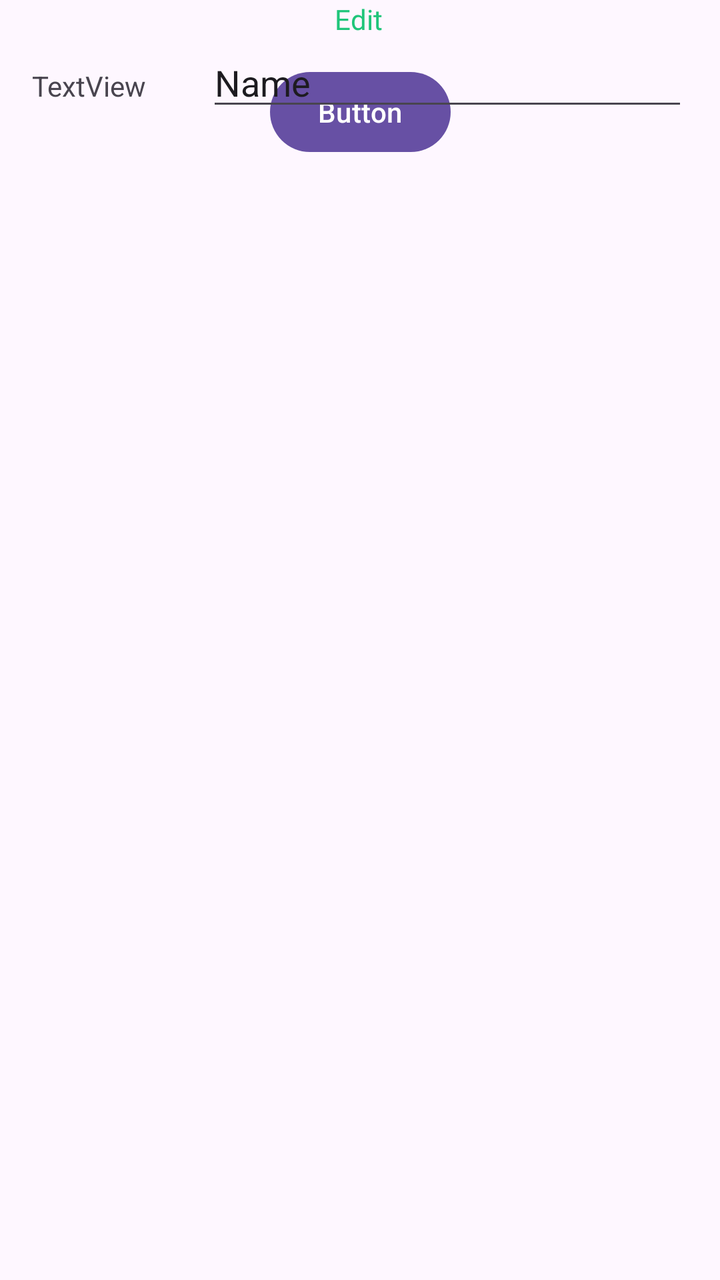
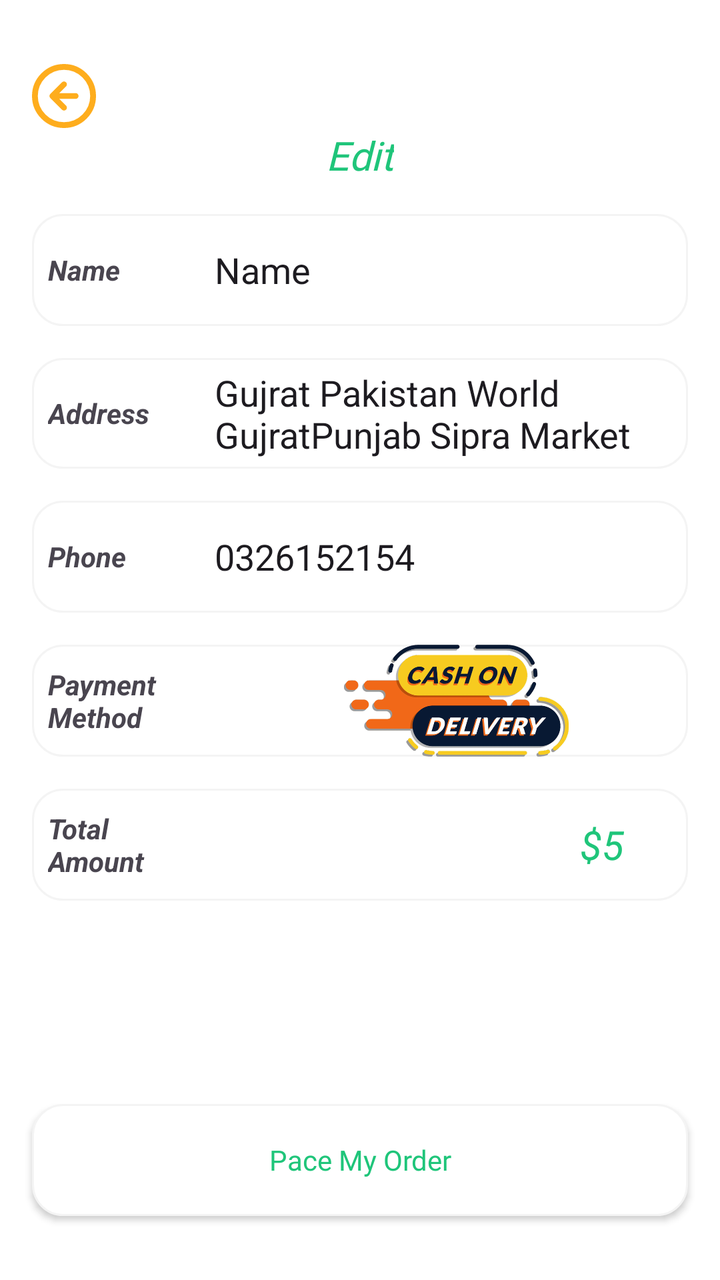

The first picture is an Android layout as it rendered before a commit; the second is the same layout after the commit. The layout source and the unified diff follow.
<!-- AndroidManifest.xml: application theme Theme.FoodOrderingApp -->
<!-- res/layout/activity_pay_out.xml -->
<?xml version="1.0" encoding="utf-8"?>
<androidx.constraintlayout.widget.ConstraintLayout xmlns:android="http://schemas.android.com/apk/res/android"
    xmlns:app="http://schemas.android.com/apk/res-auto"
    xmlns:tools="http://schemas.android.com/tools"
    android:id="@+id/main"
    android:layout_width="match_parent"
    android:layout_height="match_parent"
    tools:context=".PayOutActivity">

    <Button
        android:id="@+id/button8"
        android:layout_width="wrap_content"
        android:layout_height="wrap_content"
        android:layout_marginTop="32dp"
        android:text="Button"
        app:layout_constraintEnd_toEndOf="parent"
        app:layout_constraintStart_toStartOf="parent"
        app:layout_constraintTop_toTopOf="parent" />

    <TextView
        android:id="@+id/textView29"
        android:layout_width="wrap_content"
        android:layout_height="wrap_content"
        android:fontFamily="@font/merriweathersans_regular"
        android:text="Edit"
        android:textColor="@color/textColor"
        app:layout_constraintEnd_toEndOf="parent"
        app:layout_constraintHorizontal_bias="0.498"
        app:layout_constraintStart_toStartOf="parent"
        tools:layout_editor_absoluteY="107dp" />

    <LinearLayout
        android:layout_width="match_parent"
        android:layout_height="wrap_content"
        android:layout_marginStart="16dp"
        android:layout_marginEnd="16dp"
        android:orientation="horizontal"
        app:layout_constraintEnd_toEndOf="parent"
        app:layout_constraintStart_toStartOf="parent"
        app:layout_constraintTop_toBottomOf="@+id/textView29">

        <TextView
            android:id="@+id/textView30"
            android:layout_width="wrap_content"
            android:layout_height="wrap_content"
            android:layout_weight="1"
            android:text="TextView" />

        <EditText
            android:id="@+id/editTextText2"
            android:layout_width="wrap_content"
            android:layout_height="wrap_content"
            android:layout_weight="1"
            android:ems="10"
            android:inputType="text"
            android:text="Name" />
    </LinearLayout>
</androidx.constraintlayout.widget.ConstraintLayout>
<!-- resources referenced by this layout -->
<resources>
  <color name="textColor">#1FC57A</color>
  <style name="Theme.FoodOrderingApp" parent="Base.Theme.FoodOrderingApp" />
  <style name="Base.Theme.FoodOrderingApp" parent="Theme.Material3.DayNight.NoActionBar">
          
          
      </style>
</resources>

<!-- the commit's change to res/layout/activity_pay_out.xml (unified diff, before → after) -->
@@ -1,58 +1,216 @@
 <?xml version="1.0" encoding="utf-8"?>
-<androidx.constraintlayout.widget.ConstraintLayout xmlns:android="http://schemas.android.com/apk/res/android"
+<FrameLayout xmlns:android="http://schemas.android.com/apk/res/android"
     xmlns:app="http://schemas.android.com/apk/res-auto"
     xmlns:tools="http://schemas.android.com/tools"
     android:id="@+id/main"
     android:layout_width="match_parent"
+    android:orientation="vertical"
+    android:background="@color/white"
     android:layout_height="match_parent"
     tools:context=".PayOutActivity">
-
-    <Button
-        android:id="@+id/button8"
-        android:layout_width="wrap_content"
-        android:layout_height="wrap_content"
-        android:layout_marginTop="32dp"
-        android:text="Button"
-        app:layout_constraintEnd_toEndOf="parent"
-        app:layout_constraintStart_toStartOf="parent"
-        app:layout_constraintTop_toTopOf="parent" />
-
-    <TextView
-        android:id="@+id/textView29"
-        android:layout_width="wrap_content"
-        android:layout_height="wrap_content"
-        android:fontFamily="@font/merriweathersans_regular"
-        android:text="Edit"
-        android:textColor="@color/textColor"
-        app:layout_constraintEnd_toEndOf="parent"
-        app:layout_constraintHorizontal_bias="0.498"
-        app:layout_constraintStart_toStartOf="parent"
-        tools:layout_editor_absoluteY="107dp" />
-
     <LinearLayout
         android:layout_width="match_parent"
-        android:layout_height="wrap_content"
-        android:layout_marginStart="16dp"
-        android:layout_marginEnd="16dp"
-        android:orientation="horizontal"
-        app:layout_constraintEnd_toEndOf="parent"
-        app:layout_constraintStart_toStartOf="parent"
-        app:layout_constraintTop_toBottomOf="@+id/textView29">
+        android:layout_height="match_parent"
+        android:orientation="vertical">
+
+        <ImageButton
+            android:id="@+id/button8"
+            android:layout_width="32dp"
+            android:layout_height="32dp"
+            android:layout_marginStart="16dp"
+            android:layout_marginTop="32dp"
+            android:background="@android:color/transparent"
+            android:scaleType="centerCrop"
+            android:src="@drawable/arrow_left"
+            android:text="Button"
+            app:layout_constraintEnd_toEndOf="parent"
+            app:layout_constraintStart_toStartOf="parent"
+            app:layout_constraintTop_toTopOf="parent" />
 
         <TextView
-            android:id="@+id/textView30"
+            android:id="@+id/textView29"
             android:layout_width="wrap_content"
             android:layout_height="wrap_content"
-            android:layout_weight="1"
-            android:text="TextView" />
-
-        <EditText
-            android:id="@+id/editTextText2"
-            android:layout_width="wrap_content"
+            android:layout_gravity="center"
+            android:fontFamily="@font/merriweathersans_regular"
+            android:text="Edit"
+            android:textColor="@color/textColor"
+            android:textSize="20dp"
+            android:textStyle="italic"
+            app:layout_constraintEnd_toEndOf="parent"
+            app:layout_constraintHorizontal_bias="0.498"
+            app:layout_constraintStart_toStartOf="parent"
+            tools:layout_editor_absoluteY="107dp" />
+
+        <LinearLayout
+            android:id="@+id/linearLayout"
+            android:layout_width="match_parent"
+            android:layout_height="56dp"
+            android:layout_marginStart="16dp"
+            android:layout_marginEnd="16dp"
+            android:background="@drawable/profileedittextshape"
+            android:gravity="center_vertical"
+            android:layout_marginTop="16dp"
+            android:orientation="horizontal"
+            app:layout_constraintEnd_toEndOf="parent"
+            app:layout_constraintStart_toStartOf="parent"
+            app:layout_constraintTop_toBottomOf="@+id/textView29">
+
+            <TextView
+                android:layout_width="65dp"
+                android:layout_height="wrap_content"
+                android:layout_weight="1"
+                android:paddingLeft="8dp"
+                android:text="Name"
+                android:textStyle="bold|italic" />
+
+            <EditText
+                android:layout_width="wrap_content"
+                android:layout_height="wrap_content"
+                android:layout_weight="1"
+                android:background="@android:color/transparent"
+                android:ems="10"
+                android:inputType="text"
+                android:text="Name" />
+        </LinearLayout>
+        <LinearLayout
+            android:layout_width="match_parent"
             android:layout_height="wrap_content"
-            android:layout_weight="1"
-            android:ems="10"
-            android:inputType="text"
-            android:text="Name" />
+            android:layout_marginStart="16dp"
+            android:layout_marginEnd="16dp"
+            android:background="@drawable/profileedittextshape"
+            android:layout_marginTop="16dp"
+            android:gravity="center_vertical"
+            android:orientation="horizontal"
+            app:layout_constraintEnd_toEndOf="parent"
+            app:layout_constraintStart_toStartOf="parent"
+            app:layout_constraintTop_toBottomOf="@+id/textView29">
+
+            <TextView
+                android:layout_width="65dp"
+                android:layout_height="wrap_content"
+                android:layout_weight="1"
+                android:paddingLeft="8dp"
+                android:text="Address"
+                android:textStyle="bold|italic" />
+
+            <EditText
+                android:layout_width="wrap_content"
+                android:layout_height="wrap_content"
+                android:layout_weight="1"
+                android:background="@android:color/transparent"
+                android:ems="10"
+                android:layout_marginTop="5dp"
+                android:layout_marginBottom="5dp"
+                android:inputType="textMultiLine"
+                android:text="Gujrat Pakistan World GujratPunjab Sipra Market" />
+        </LinearLayout>
+        <LinearLayout
+            android:layout_width="match_parent"
+            android:layout_height="56dp"
+            android:layout_marginStart="16dp"
+            android:layout_marginEnd="16dp"
+            android:background="@drawable/profileedittextshape"
+            android:gravity="center_vertical"
+            android:layout_marginTop="16dp"
+            android:orientation="horizontal"
+            app:layout_constraintEnd_toEndOf="parent"
+            app:layout_constraintStart_toStartOf="parent"
+            app:layout_constraintTop_toBottomOf="@+id/textView29">
+
+            <TextView
+                android:layout_width="65dp"
+                android:layout_height="wrap_content"
+                android:layout_weight="1"
+                android:paddingLeft="8dp"
+                android:text="Phone"
+                android:textStyle="bold|italic" />
+
+            <EditText
+                android:layout_width="wrap_content"
+                android:layout_height="wrap_content"
+                android:layout_weight="1"
+                android:background="@android:color/transparent"
+                android:ems="10"
+                android:inputType="text"
+                android:text="0326152154" />
+        </LinearLayout>
+        <LinearLayout
+            android:layout_width="match_parent"
+            android:layout_height="56dp"
+            android:layout_marginStart="16dp"
+            android:layout_marginEnd="16dp"
+            android:background="@drawable/profileedittextshape"
+            android:gravity="center_vertical"
+            android:orientation="horizontal"
+            android:layout_marginTop="16dp"
+            app:layout_constraintEnd_toEndOf="parent"
+            app:layout_constraintStart_toStartOf="parent"
+            app:layout_constraintTop_toBottomOf="@+id/textView29">
+
+            <TextView
+                android:layout_width="65dp"
+                android:layout_height="wrap_content"
+                android:layout_weight="1"
+                android:paddingLeft="8dp"
+                android:text="Payment Method"
+                android:textStyle="bold|italic" />
+
+            <ImageView
+                android:id="@+id/imageView7"
+                android:layout_width="200dp"
+                android:layout_height="wrap_content"
+                android:layout_weight="1"
+                app:srcCompat="@drawable/cashondelivery" />
+
+        </LinearLayout>
+        <LinearLayout
+            android:layout_width="match_parent"
+            android:layout_height="56dp"
+            android:layout_marginStart="16dp"
+            android:layout_marginEnd="16dp"
+            android:layout_marginTop="16dp"
+            android:layout_marginBottom="8dp"
+            android:background="@drawable/profileedittextshape"
+            android:gravity="center_vertical"
+            android:orientation="horizontal"
+            app:layout_constraintEnd_toEndOf="parent"
+            app:layout_constraintStart_toStartOf="parent"
+            app:layout_constraintTop_toBottomOf="@+id/textView29">
+
+            <TextView
+                android:layout_width="65dp"
+                android:layout_height="wrap_content"
+                android:layout_weight="1"
+                android:paddingLeft="8dp"
+                android:text="Total Amount"
+                android:textStyle="bold|italic" />
+
+            <EditText
+                android:layout_width="wrap_content"
+                android:layout_height="wrap_content"
+                android:layout_weight="1"
+                android:background="@android:color/transparent"
+                android:ems="10"
+                android:gravity="end"
+                android:inputType="none"
+                android:paddingEnd="32dp"
+                android:text="$5"
+                android:textColor="@color/textColor"
+                android:textSize="20dp"
+                android:textStyle="italic" />
+        </LinearLayout>
     </LinearLayout>
-</androidx.constraintlayout.widget.ConstraintLayout>
+    <androidx.appcompat.widget.AppCompatButton
+        android:layout_width="match_parent"
+        android:layout_height="56dp"
+        android:text="Pace My Order"
+        android:textColor="@color/textColor"
+        android:textAllCaps="false"
+        android:layout_marginLeft="16dp"
+        android:background="@drawable/edittextshape"
+        android:layout_marginRight="16dp"
+        android:layout_marginBottom="32dp"
+        android:fontFamily="@font/merriweathersans_regular"
+        android:layout_gravity="bottom"/>
+</FrameLayout>
<!-- resource entries referenced after the edit -->
@@ -1,7 +1,38 @@
 <!-- resources referenced by this layout -->
 <resources>
   <color name="textColor">#1FC57A</color>
+  <color name="white">#FFFFFFFF</color>
+  <!-- drawable arrow_left (drawable) -->
+  <vector xmlns:android="http://schemas.android.com/apk/res/android"
+      android:width="22dp"
+      android:height="22dp"
+      android:viewportWidth="22"
+      android:viewportHeight="22">
+    <path
+        android:pathData="M11,7L7,11M7,11L11,15M7,11H15M21,11C21,16.523 16.523,21 11,21C5.477,21 1,16.523 1,11C1,5.477 5.477,1 11,1C16.523,1 21,5.477 21,11Z"
+        android:strokeLineJoin="round"
+        android:strokeWidth="2"
+        android:fillColor="#00000000"
+        android:strokeColor="@color/iconColor"
+        android:strokeLineCap="round"/>
+  </vector>
+  <!-- drawable cashondelivery: png bitmap (drawable, 170035 bytes) -->
+  <!-- drawable edittextshape (drawable) -->
+  <?xml version="1.0" encoding="utf-8"?>
+  <shape xmlns:android="http://schemas.android.com/apk/res/android">
+  <solid android:color="@color/white"/>
+      <corners android:radius="15dp"/>
+      <stroke android:color="#f4f4f4" android:width="1dp"/>
+  </shape>
+  <!-- drawable profileedittextshape (drawable) -->
+  <?xml version="1.0" encoding="utf-8"?>
+  <shape xmlns:android="http://schemas.android.com/apk/res/android">
+  <stroke android:width="1dp" android:color="#f4f4f4"/>
+      <solid android:color="@color/white"/>
+      <corners android:radius="15dp"/>
+  </shape>
   <style name="Theme.FoodOrderingApp" parent="Base.Theme.FoodOrderingApp" />
+  <color name="iconColor">#FEAD1D</color>
   <style name="Base.Theme.FoodOrderingApp" parent="Theme.Material3.DayNight.NoActionBar">
           
           
